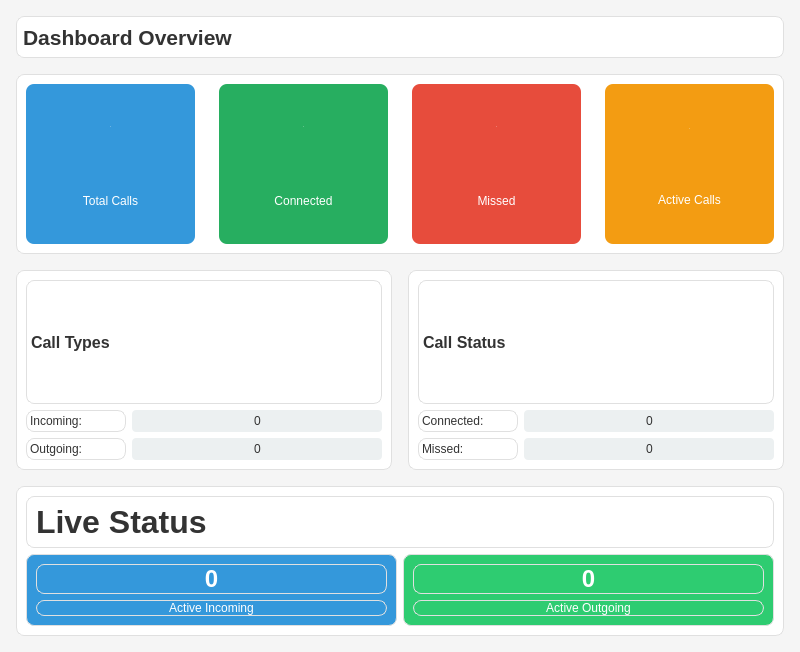
Before: the Qt Designer form dashboard.ui in sanjayvanan/Xtend-Voice_Logger, drawn with Qt 5.
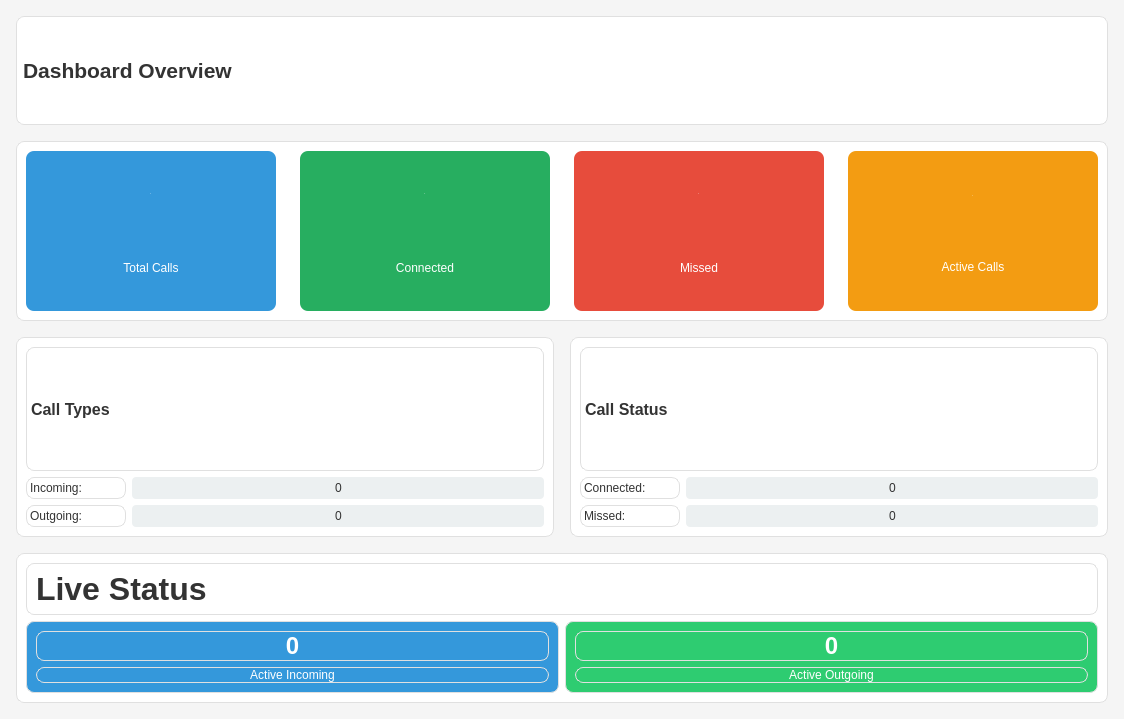
After: the same form once the commit is applied.

Diff of the .ui file:
```diff
--- a/dashboard.ui
+++ b/dashboard.ui
@@ -6,8 +6,8 @@
    <rect>
     <x>0</x>
     <y>0</y>
-    <width>800</width>
-    <height>652</height>
+    <width>1124</width>
+    <height>719</height>
    </rect>
   </property>
   <property name="windowTitle">
```
